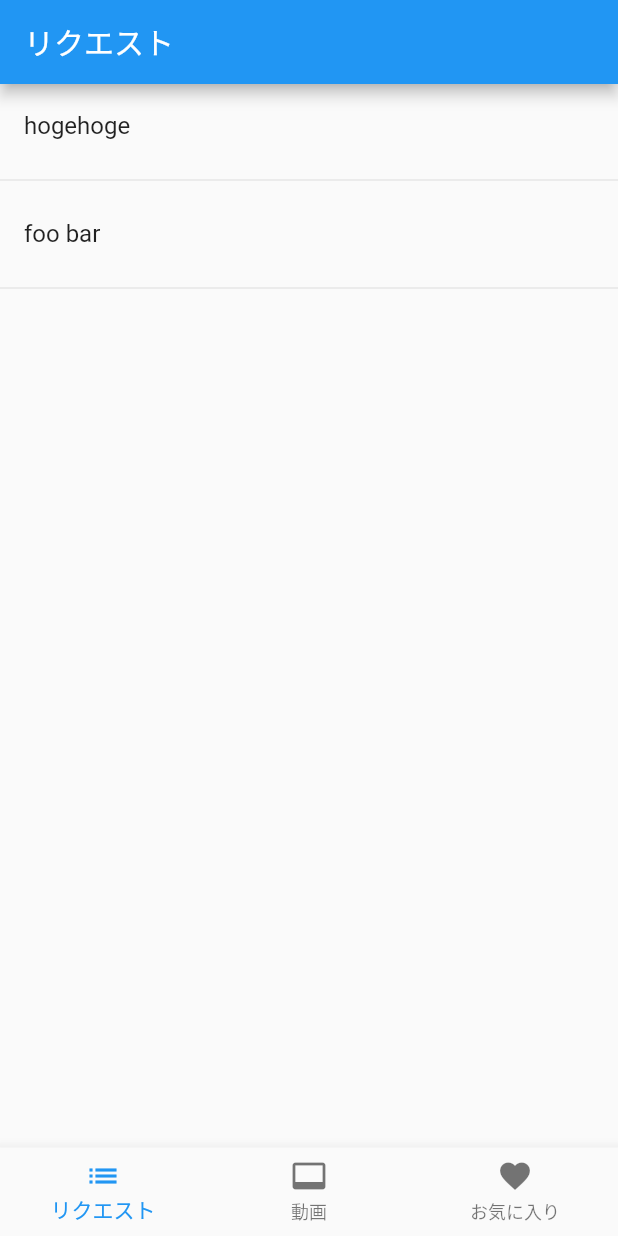
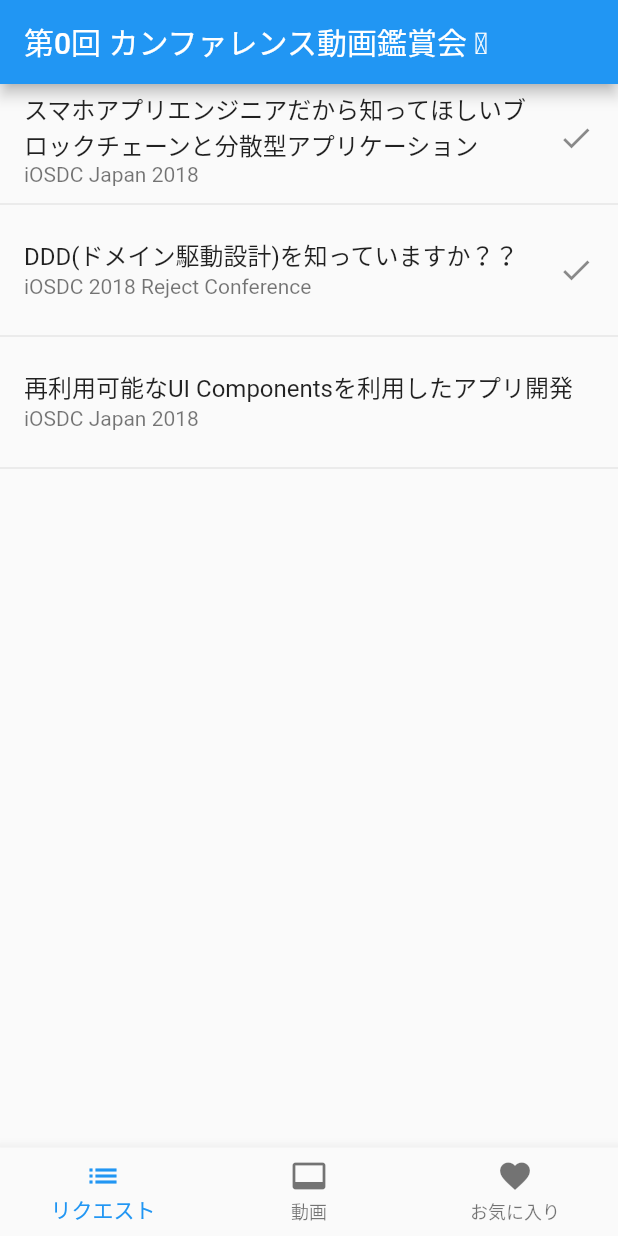
Before and after one commit to hironytic/MobConfVideo, a Flutter app: the screen it shows after launch, on a phone screen of 412 x 824 dp. Run offline on Flutter 3.47's test engine with Material 2 defaults, Android fonts, the phone set to English and light mode, and no system bars.

Commit message:
Building request UI

```diff
--- a/lib/request/request_page.dart
+++ b/lib/request/request_page.dart
@@ -14,16 +14,35 @@ class _RequestPageState extends State<RequestPage> {
   Widget build(BuildContext context) {
     return Scaffold(
       appBar: AppBar(
-        title: Text("リクエスト"),
+//        title: Text("リクエスト"),
+          title: PopupMenuButton(
+            itemBuilder: (BuildContext context) =>
+            <PopupMenuEntry<int>>[
+              const PopupMenuItem(value: 0, child: Text("第2回 カンファレンス動画鑑賞会")),
+              const PopupMenuItem(value: 1, child: Text("第1回 カンファレンス動画鑑賞会")),
+              const PopupMenuItem(value: 1, child: Text("第0回 カンファレンス動画鑑賞会")),
+            ],
+            child: Text("第0回 カンファレンス動画鑑賞会 \u25be"),
+          )
       ),
       body: ListView(
         children: <Widget>[
           ListTile(
-            title: Text("hogehoge"),
+            title: Text("スマホアプリエンジニアだから知ってほしいブロックチェーンと分散型アプリケーション"),
+            subtitle: Text("iOSDC Japan 2018"),
+            trailing: Icon(Icons.check),
           ),
           Divider(),
           ListTile(
-            title: Text("foo bar"),
+            title: Text("DDD(ドメイン駆動設計)を知っていますか？？"),
+            subtitle: Text("iOSDC 2018 Reject Conference"),
+            trailing: Icon(Icons.check),
+          ),
+          Divider(),
+          ListTile(
+            title: Text("再利用可能なUI Componentsを利用したアプリ開発"),
+            subtitle: Text("iOSDC Japan 2018"),
+            trailing: null,
           ),
           Divider(),
         ],
```
